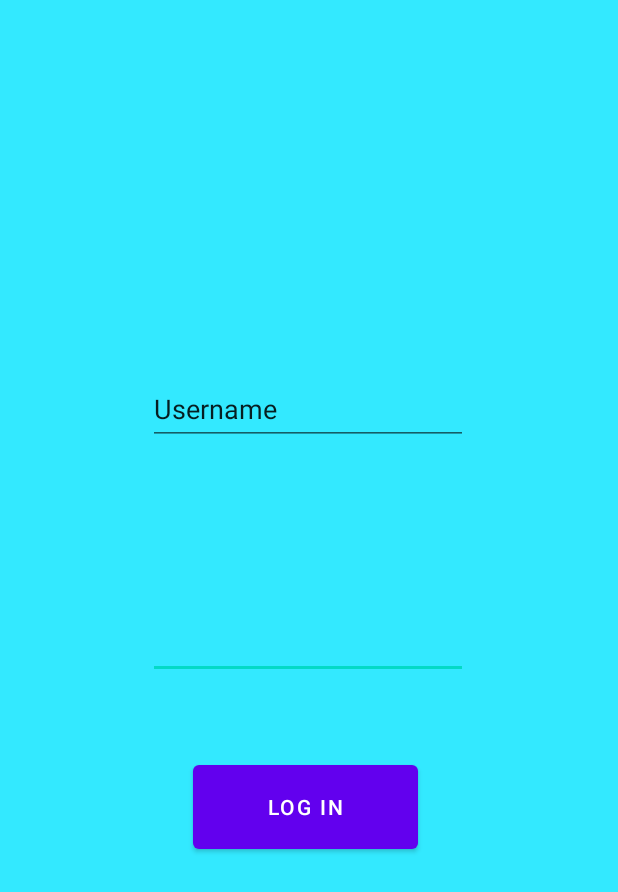
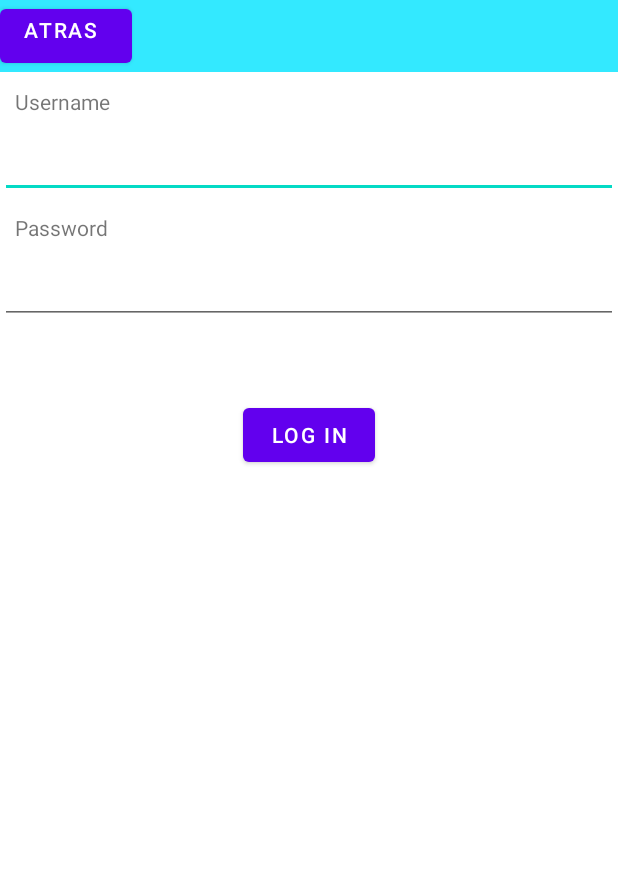
Before and after one commit to gaizkang99/Memedex, an Android app: the Login screen opened directly, with no data from a screen before it, on a phone screen of 412 x 824 dp. Shown: the top 892 px of the screen. Run offline under Robolectric (Android 15) with nearby library versions, the phone set to English and light mode, and no system bars.

Commit message:
signin & login buttons and layout + menu activity

```diff
--- a/app/src/main/AndroidManifest.xml
+++ b/app/src/main/AndroidManifest.xml
@@ -25,6 +25,9 @@
         <activity
             android:name=".SignIn"
             android:exported="true"/>
+        <activity
+            android:name=".Menu"
+            android:exported="true" />
     </application>
 
 </manifest>
--- a/app/src/main/java/com/example/memedex/Login.java
+++ b/app/src/main/java/com/example/memedex/Login.java
@@ -1,6 +1,9 @@
 package com.example.memedex;
 
+import android.content.Intent;
 import android.os.Bundle;
+import android.view.View;
+import android.widget.Button;
 
 import androidx.appcompat.app.AppCompatActivity;
 
@@ -10,6 +13,25 @@ public class Login extends AppCompatActivity {
         super.onCreate(savedInstanceState);
         setContentView(R.layout.login);
 
+        Button login = (Button) findViewById(R.id.logIn);
+        Button back = (Button) findViewById(R.id.back);
+
+        login.setOnClickListener(new View.OnClickListener() {
+            @Override
+            public void onClick(View view) {
+                Intent intentSign = new Intent(Login.this, Menu.class);
+                startActivity(intentSign);
+            }
+        });
+
+        back.setOnClickListener(new View.OnClickListener() {
+            @Override
+            public void onClick(View view) {
+                Intent intentLogin = new Intent(Login.this, MainActivity.class);
+                startActivity(intentLogin);
+            }
+        });
+
 
     }
 }
--- a/app/src/main/res/layout/login.xml
+++ b/app/src/main/res/layout/login.xml
@@ -1,60 +1,122 @@
 <?xml version="1.0" encoding="utf-8"?>
 <androidx.constraintlayout.widget.ConstraintLayout xmlns:android="http://schemas.android.com/apk/res/android"
-    xmlns:app="http://schemas.android.com/apk/res-auto"
     xmlns:tools="http://schemas.android.com/tools"
     android:layout_width="match_parent"
     android:layout_height="match_parent"
-    android:background="#33E9FF">
+    >
 
-    <Button
-        android:id="@+id/logIn"
-        android:layout_width="150dp"
-        android:layout_height="68dp"
-        android:layout_gravity="center"
-        android:layout_marginStart="128dp"
-        android:layout_marginTop="23dp"
-        android:layout_marginEnd="133dp"
-        android:layout_marginBottom="248dp"
-        android:text="Log in"
-        app:layout_constraintBottom_toBottomOf="parent"
-        app:layout_constraintEnd_toEndOf="parent"
-        app:layout_constraintStart_toStartOf="parent"
-        app:layout_constraintTop_toBottomOf="@+id/passwd"
-        tools:ignore="MissingConstraints" />
 
-    <EditText
-        android:id="@+id/passwd"
-        android:layout_width="wrap_content"
-        android:layout_height="wrap_content"
-        android:layout_marginStart="100dp"
-        android:layout_marginTop="52dp"
-        android:layout_marginEnd="101dp"
-        android:layout_marginBottom="23dp"
-        android:ems="10"
-        android:inputType="textPassword"
-        android:minHeight="48dp"
-        app:layout_constraintBottom_toTopOf="@+id/logIn"
-        app:layout_constraintEnd_toEndOf="parent"
-        app:layout_constraintStart_toStartOf="parent"
-        app:layout_constraintTop_toBottomOf="@+id/username"
-        tools:ignore="MissingConstraints" />
+    <RelativeLayout
+        android:layout_width="match_parent"
+        android:layout_height="match_parent"
+        android:id="@+id/padre">
 
-    <EditText
-        android:id="@+id/username"
-        android:layout_width="wrap_content"
-        android:layout_height="wrap_content"
-        android:layout_marginStart="100dp"
-        android:layout_marginTop="244dp"
-        android:layout_marginEnd="101dp"
-        android:layout_marginBottom="52dp"
-        android:ems="10"
-        android:inputType="textPersonName"
-        android:minHeight="48dp"
-        android:text="Username"
-        app:layout_constraintBottom_toTopOf="@+id/passwd"
-        app:layout_constraintEnd_toEndOf="parent"
-        app:layout_constraintStart_toStartOf="parent"
-        app:layout_constraintTop_toTopOf="parent"
-        tools:ignore="MissingConstraints" />
+        <RelativeLayout
+            android:id="@+id/hijo1"
+            android:layout_width="fill_parent"
+            android:layout_height="wrap_content"
+            android:layout_alignParentTop="true"
+            android:background="#33E9FF"
+            >
+
+            <FrameLayout
+                android:layout_width="fill_parent"
+                android:layout_height="wrap_content">
+
+                <Button
+                    android:id="@+id/back"
+                    android:layout_width="wrap_content"
+                    android:layout_height="wrap_content"
+                    android:gravity="left"
+                    android:text="@string/Atras"
+                    tools:ignore="RtlHardcoded" />
+
+            </FrameLayout>
+
+        </RelativeLayout>
+        <RelativeLayout
+            android:layout_width="wrap_content"
+            android:layout_height="wrap_content"
+            android:layout_below="@id/hijo1">
+
+            <RelativeLayout
+                android:id="@+id/hijo2"
+                android:layout_width="fill_parent"
+                android:layout_height="fill_parent">
+
+                <RelativeLayout
+                    android:id="@+id/hijo21"
+                    android:layout_width="fill_parent"
+                    android:layout_height="wrap_content"
+                    android:gravity="center">
+                    <TextView
+                        android:id="@+id/username1"
+                        android:layout_width="wrap_content"
+                        android:layout_height="wrap_content"
+                        android:padding="10dp"
+                        android:text="Username" />
+
+                    <EditText
+                        android:id="@+id/username2"
+                        android:layout_width="fill_parent"
+                        android:layout_height="wrap_content"
+                        android:layout_below="@id/username1"
+                        android:padding="10dp" />
+
+                    <TextView
+                        android:id="@+id/password1"
+                        android:layout_width="wrap_content"
+                        android:layout_height="wrap_content"
+                        android:layout_below="@id/username2"
+                        android:padding="10dp"
+                        android:text="Password" />
+
+                    <EditText
+                        android:id="@+id/password2"
+                        android:layout_width="fill_parent"
+                        android:layout_height="wrap_content"
+                        android:layout_below="@id/password1"
+                        android:padding="10dp"
+                        android:inputType="textPassword"/>
+
+                    <RelativeLayout
+                        android:id="@+id/switchVibracion"
+                        android:layout_width="fill_parent"
+                        android:layout_height="wrap_content"
+                        android:layout_below="@id/password2"
+                        android:gravity="center_horizontal|bottom"
+                        android:padding="10dp">
+                    </RelativeLayout>
+
+                    <RelativeLayout
+                        android:layout_width="fill_parent"
+                        android:layout_height="wrap_content"
+                        android:layout_below="@id/switchVibracion"
+                        android:gravity="center_horizontal|bottom"
+                        android:padding="10dp" />
+
+                </RelativeLayout>
+
+                <RelativeLayout
+                    android:id="@+id/hijo22"
+                    android:layout_width="fill_parent"
+                    android:layout_height="wrap_content"
+                    android:layout_below="@id/hijo21"
+                    android:gravity="center"
+                    android:padding="30dp">
+
+
+                    <Button
+                        android:id="@+id/logIn"
+                        android:layout_width="wrap_content"
+                        android:layout_height="wrap_content"
+                        android:text="LOG IN" />
+
+
+                </RelativeLayout>
+
+            </RelativeLayout>
+        </RelativeLayout>
+    </RelativeLayout>
 
 </androidx.constraintlayout.widget.ConstraintLayout>
--- a/app/src/main/res/layout/signin.xml
+++ b/app/src/main/res/layout/signin.xml
@@ -93,7 +93,8 @@
                         android:layout_width="fill_parent"
                         android:layout_height="wrap_content"
                         android:layout_below="@id/textpasswd"
-                        android:padding="10dp" />
+                        android:padding="10dp"
+                        android:inputType="textPassword"/>
 
                     <RelativeLayout
                         android:id="@+id/switchVibracion"
```
